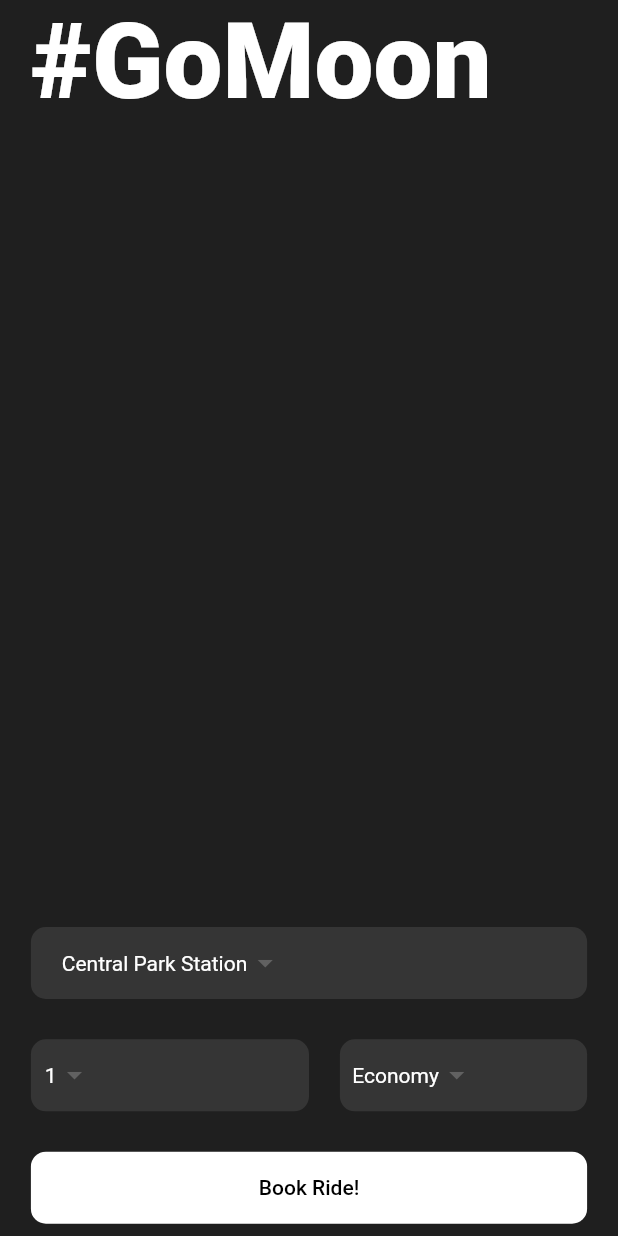
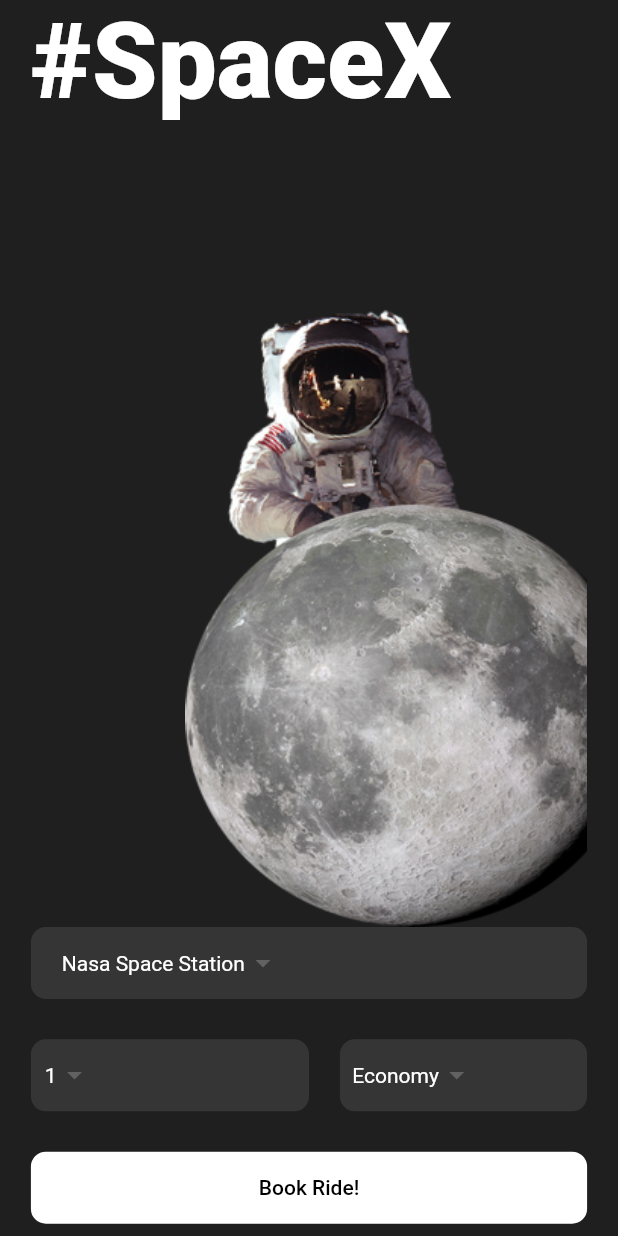
Before and after one commit to lesley-ayemi/go-moon-app, a Flutter app: the screen it shows after launch, on a phone screen of 412 x 824 dp. Run offline on Flutter 3.47's test engine with Material 2 defaults, Android fonts, the phone set to English and light mode, and no system bars.

Commit message:
added stack to body

```diff
--- a/lib/pages/home_page.dart
+++ b/lib/pages/home_page.dart
@@ -17,13 +17,21 @@ class HomePage extends StatelessWidget {
           height: _deviceHeight,
           width: _deviceWidth,
           padding: EdgeInsets.symmetric(horizontal: _deviceWidth * 0.05),
-          child: Column(
-            mainAxisAlignment: MainAxisAlignment.spaceBetween,
-            mainAxisSize: MainAxisSize.max,
-            crossAxisAlignment: CrossAxisAlignment.start,
+          child: Stack(
             children: [
-              _pageTitle(),
-              _bookRideWidget(),
+              Column(
+                mainAxisAlignment: MainAxisAlignment.spaceBetween,
+                mainAxisSize: MainAxisSize.max,
+                crossAxisAlignment: CrossAxisAlignment.start,
+                children: [
+                  _pageTitle(),
+                  _bookRideWidget(),
+                ],
+              ),
+              Align(
+                alignment: Alignment.centerRight,
+                child: _astroImageWidget(),
+              ),
             ],
           ),
         ),
@@ -33,7 +41,7 @@ class HomePage extends StatelessWidget {
 
   Widget _pageTitle() {
     return const Text(
-      "#GoMoon",
+      "#SpaceX",
       style: TextStyle(
         color: Colors.white,
         fontSize: 70,
@@ -45,6 +53,8 @@ class HomePage extends StatelessWidget {
   // _ coming before a name signifys private
   Widget _astroImageWidget() {
     return Container(
+      height: _deviceHeight * 0.50,
+      width: _deviceWidth * 0.65,
       decoration: const BoxDecoration(
         image: DecorationImage(
           fit: BoxFit.fill,
@@ -73,7 +83,7 @@ class HomePage extends StatelessWidget {
   Widget _destinationDropDownWidget() {
     return CustomDropDownButtonClass(
       values: const [
-        'Central Park Station',
+        'Nasa Space Station',
         'Prenure Station',
       ],
       width: _deviceWidth,
@@ -108,7 +118,7 @@ class HomePage extends StatelessWidget {
       ),
       child: MaterialButton(
         onPressed: () {},
-        child: Text(
+        child: const Text(
           "Book Ride!",
           style: TextStyle(
             color: Colors.black,
```
